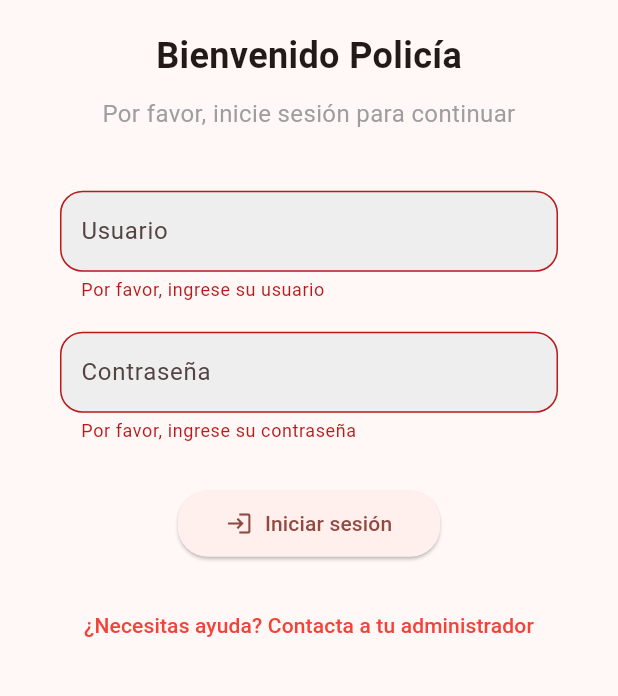
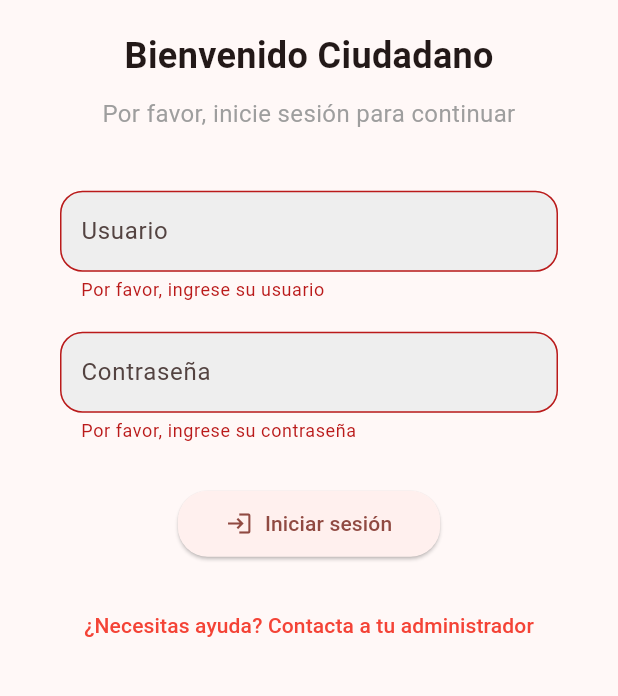
Before and after one commit to CityUp-UPC/citysos-police-app, a Flutter app: the screen it shows after launch, after a tap on "Iniciar sesión", on a phone screen of 412 x 824 dp, the part 377-1073 px from its top. Run offline on Flutter 3.47's test engine with Material 3 defaults, Android fonts, the phone set to English and light mode, and no system bars; our stand-ins replace firebase_core, firebase_messaging, google_maps_flutter, image_picker, jwt_decoder, photo_view and 1 more; accounts and stored records are empty.

```diff
--- a/lib/views/login_view.dart
+++ b/lib/views/login_view.dart
@@ -1,7 +1,6 @@
 import 'dart:convert';
 
 import 'package:firebase_messaging/firebase_messaging.dart';
-import 'package:flutter/cupertino.dart';
 import 'package:flutter/material.dart';
 import 'package:provider/provider.dart';
 
@@ -34,7 +33,9 @@ class _LoginState extends State<LoginAdmin> {
   final TextEditingController _controller2 = TextEditingController();
   final GlobalKey<FormState> _formKey = GlobalKey<FormState>();
 
-  AuthService _authService = AuthService();
+  bool _isLoading = false;
+
+  final AuthService _authService = AuthService();
   String? _deviceToken;
 
   @override
@@ -58,23 +59,54 @@ class _LoginState extends State<LoginAdmin> {
 
   void _login() async {
     if (_formKey.currentState?.validate() ?? false) {
+      FocusScope.of(context).unfocus();
+
+      setState(() {
+        _isLoading = true;
+      });
+
       final username = _controller.text;
       final password = _controller2.text;
 
+
+      try {
         final response = await _authService.login(username, password, _deviceToken ?? 'no-device-token');
-
+        print(response.body);
         final Map<String, dynamic> tokenData = jsonDecode(response.body) as Map<String, dynamic>;
 
+        if (mounted) {
+          setState(() {
+            _isLoading = false;
+          });
+
           if (tokenData['token'] != null && tokenData['token'].toString().isNotEmpty) {
-        Provider.of<AuthProvider>(context, listen: false).login(tokenData['token'].toString());
+            Provider.of<AuthProvider>(context, listen: false).login(tokenData['token']);
           } else {
-        // Show error message
+            _showErrorDialog('Usuario o contraseña incorrectos');
+          }
+        }
+      } catch (e) {
+        if (mounted) {
+          setState(() {
+            _isLoading = false;
+          });
+          if (e is UnauthorizedException) {
+            _showErrorDialog('Ocurrió un error. Por favor, intente nuevamente.');
+          } else {
+            _showErrorDialog('Usuario o contraseña incorrectos');
+          }
+        }
+      }
+    }
+  }
+
+  void _showErrorDialog(String message) {
     showDialog(
       context: context,
       builder: (context) {
         return AlertDialog(
           title: const Text('Error'),
-              content: const Text('Usuario o contraseña incorrectos'),
+          content: Text(message),
           actions: [
             TextButton(
               onPressed: () {
@@ -87,15 +119,13 @@ class _LoginState extends State<LoginAdmin> {
       },
     );
   }
-    }
-  }
 
   @override
   Widget build(BuildContext context) {
-    final colors = Theme.of(context).colorScheme;
-
     return Scaffold(
-      body: Center(
+      body: Stack(
+        children: [
+          Center(
             child: SingleChildScrollView(
               child: Padding(
                 padding: const EdgeInsets.symmetric(horizontal: 40.0),
@@ -111,7 +141,7 @@ class _LoginState extends State<LoginAdmin> {
                       ),
                       const SizedBox(height: 20),
                       const Text(
-                    'Bienvenido Policía',
+                        'Bienvenido Ciudadano',
                         style: TextStyle(
                           fontSize: 24,
                           fontWeight: FontWeight.bold,
@@ -149,8 +179,8 @@ class _LoginState extends State<LoginAdmin> {
                       const SizedBox(height: 30),
                       ElevatedButton.icon(
                         onPressed: _login,
+                        icon: const Icon(Icons.login),
                         label: const Text('Iniciar sesión'),
-                    icon: Icon(Icons.login),
                         style: ElevatedButton.styleFrom(
                           padding: const EdgeInsets.symmetric(horizontal: 32, vertical: 12),
                           shape: RoundedRectangleBorder(
@@ -159,21 +189,39 @@ class _LoginState extends State<LoginAdmin> {
                         ),
                       ),
                       const SizedBox(height: 20),
+                      Column(
+                        mainAxisAlignment: MainAxisAlignment.start,
+                        children: [
                           TextButton(
                             onPressed: () {
-                      print('Ayuda');
+                              print('...Ayuda...');
                             },
                             child: const Text(
                               '¿Necesitas ayuda? Contacta a tu administrador',
                               style: TextStyle(color: Colors.red),
-                      textAlign: TextAlign.center,
                             ),
+                          ),
+                        ],
                       ),
                     ],
                   ),
                 ),
               ),
             ),
+          ),
+          if (_isLoading)
+            Stack(
+              children: [
+                ModalBarrier(
+                  color: Colors.black.withOpacity(0.3),
+                  dismissible: false,
+                ),
+                const Center(
+                  child: CircularProgressIndicator(),
+                ),
+              ],
+            ),
+        ],
       ),
     );
   }
```
Also changed, not shown: lib/api/auth_service.dart (+48 -2 lines). Lines whose indentation alone changed are shown as unchanged.
